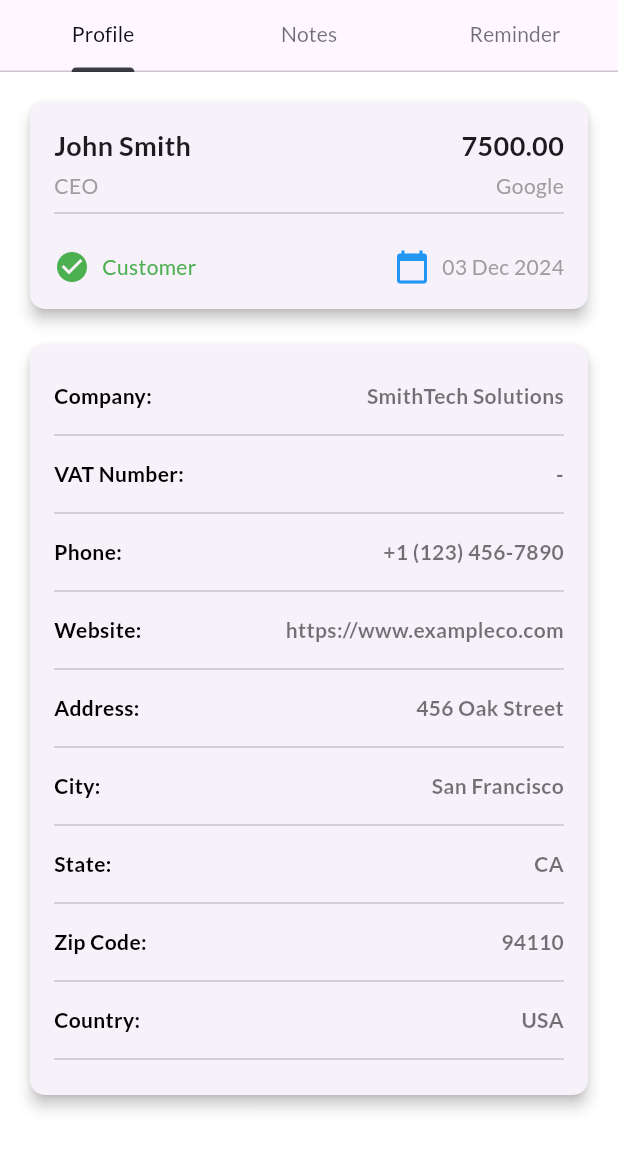
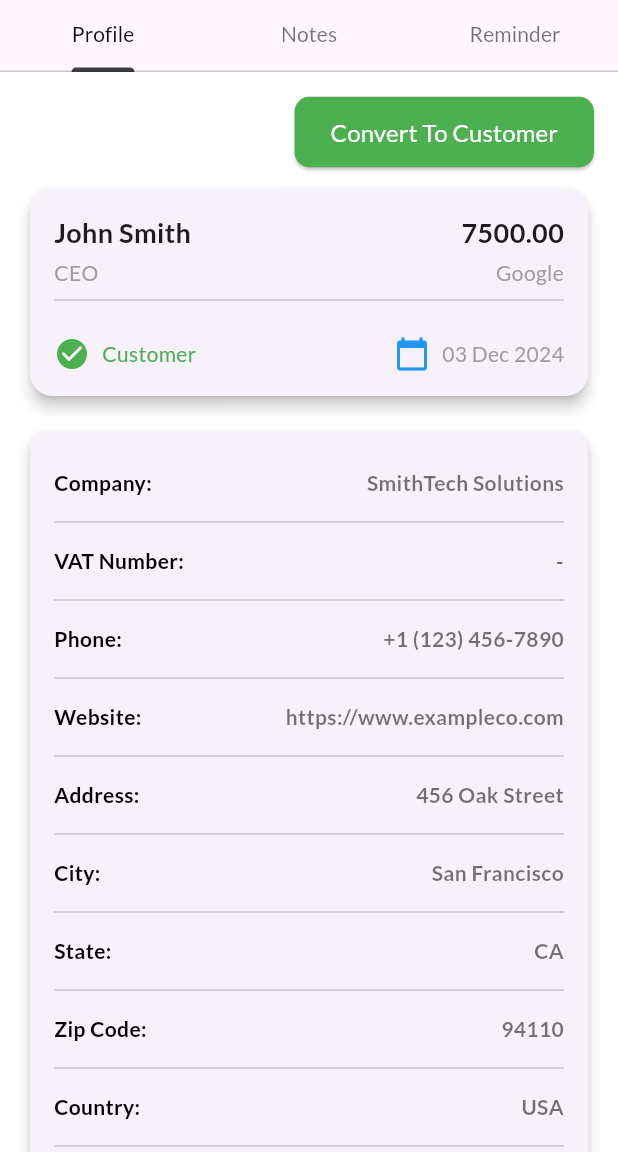
Before and after one commit to businessvivek3600/CRM, a Flutter app: the LeadDetailsScreen screen opened directly, on a phone screen of 412 x 824 dp, the part 84-1236 px from its top. Run offline on Flutter 3.47's test engine with Material 3 defaults, Android fonts, the light colour scheme and no system bars; our stand-ins replace auto_size_text, cached_network_image, device_info_plus, dio, firebase_messaging, flutter_linkify and 13 more; missing offline and left inert: ansicolor, country_state_picker; accounts and stored records are empty; generated files the repository leaves out were written again.

Commit message:
working on convert to customer

```diff
--- a/lib/database/routes/route_name.dart
+++ b/lib/database/routes/route_name.dart
@@ -10,4 +10,4 @@ class Routes{
   static const String updateLead = 'update_lead';
   static const String  leadDetails = 'lead_details';
   static const String  customerDetails = 'customer_details';
-}git status
+}
--- a/lib/features/auth/dashboard/leads/leads_details.dart
+++ b/lib/features/auth/dashboard/leads/leads_details.dart
@@ -1,3 +1,4 @@
+import 'package:crm/features/auth/dashboard/customer/convertedto_customer.dart';
 import 'package:crm/features/auth/dashboard/leads/addnotes.dart';
 import 'package:crm/features/auth/dashboard/leads/leads_screen.dart';
 import 'package:crm/features/auth/dashboard/leads/reminders.dart';
@@ -252,10 +253,48 @@ class ProfileTab extends StatelessWidget {
         children: leadDetails.map((detail) {
           return Column(
             children: [
+              Row(
+                mainAxisAlignment: MainAxisAlignment.end, // Aligns to the right
+                children: [
+                  ElevatedButton(
+                    style: ButtonStyle(
+                      backgroundColor: MaterialStateProperty.all<Color>(
+                          Colors.green), // Button background color
+                      foregroundColor: MaterialStateProperty.all<Color>(
+                          Colors.white), // Button text color
+                      // elevation: MaterialStateProperty.all<double>(
+                      //     5), // Shadow elevation
+                      padding: MaterialStateProperty.all<EdgeInsets>(
+                        EdgeInsets.symmetric(horizontal: 24, vertical: 12),
+                      ),
+                      shape: MaterialStateProperty.all<RoundedRectangleBorder>(
+                        RoundedRectangleBorder(
+                          borderRadius: BorderRadius.circular(
+                              10), // No border radius for rectangular shape
+                        ),
+                      ),
+                    ),
+                    onPressed: () {
+                      Navigator.push(
+                        context,
+                        MaterialPageRoute(
+                          builder: (context) => ConvertToCustomer(),
+                        ),
+                      );
+                    },
+                    child: Text(
+                      'Convert To Customer',
+                      style: TextStyle(fontSize: 16),
+                    ),
+                  ),
+                ],
+              ),
+
+              SizedBox(height: 10),
               // Top Summary Card
               Card(
                 shape: RoundedRectangleBorder(
-                  borderRadius: BorderRadius.circular(10),
+                  borderRadius: BorderRadius.circular(15),
                 ),
                 elevation: 4,
                 child: Padding(
```
Also changed, not shown: lib/features/auth/dashboard/customer/convertedto_customer.dart (added, +210 -0 lines).
